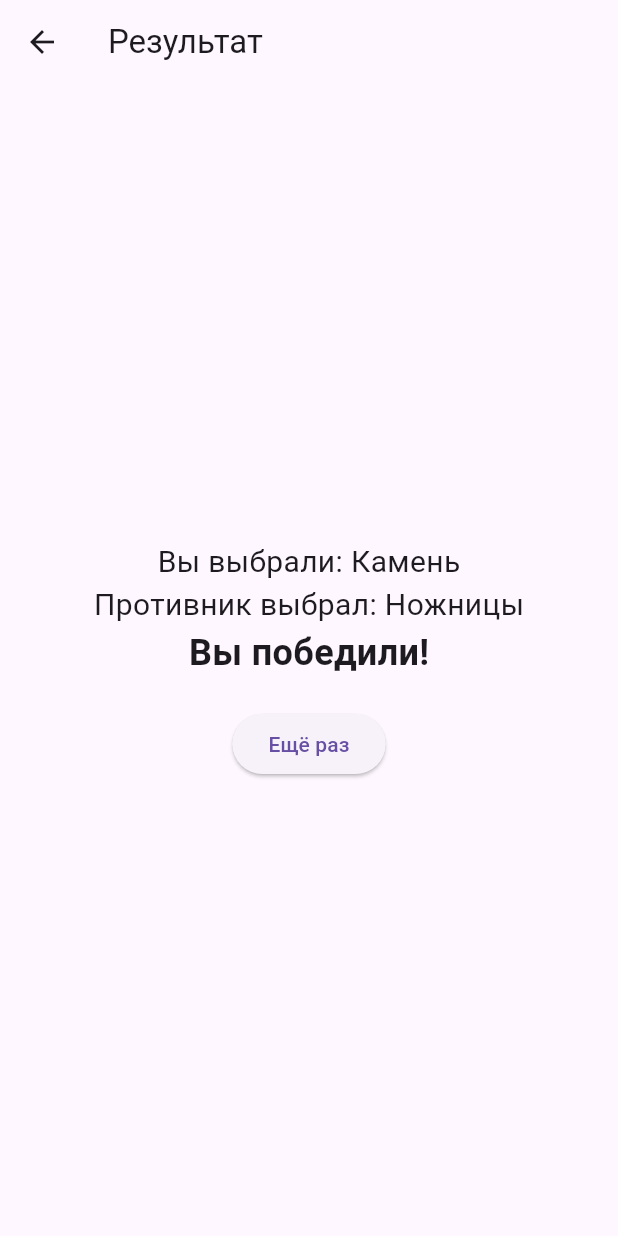
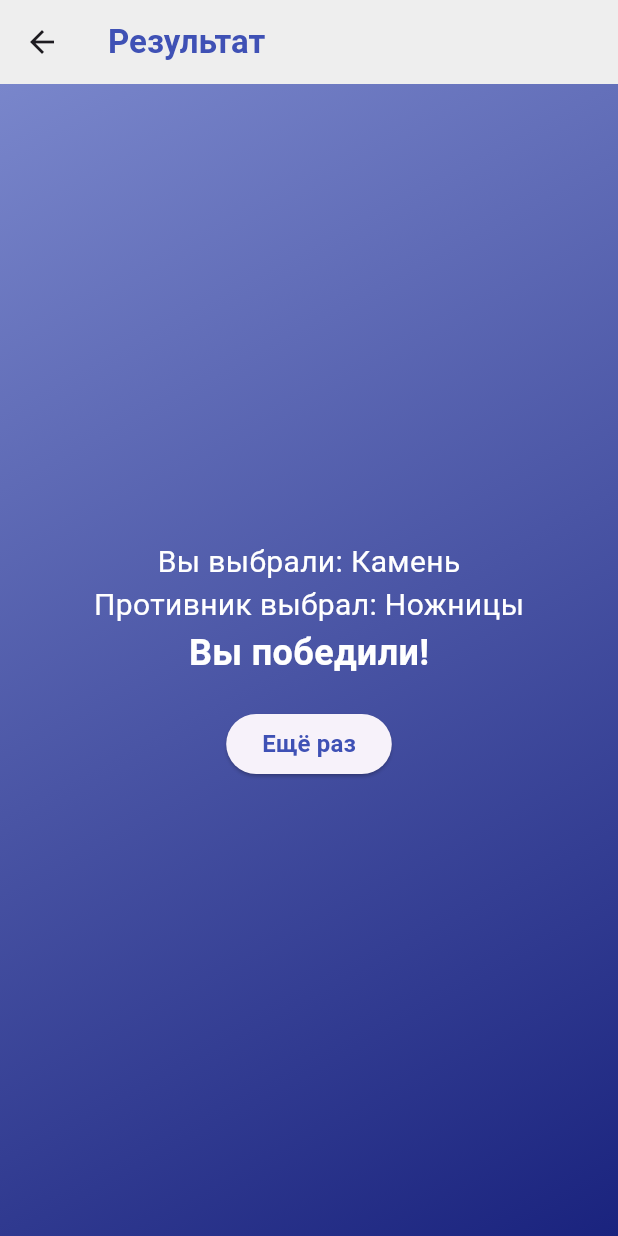
Before and after one commit to LetunovskiySergey/hw_25, a Flutter app: the screen it shows after launch, after a tap on "Камень", on a phone screen of 412 x 824 dp. Run offline on Flutter 3.47's test engine with Material 3 defaults, Android fonts, the phone set to English and light mode, and no system bars.

Commit message:
Changed Style

```diff
--- a/lib/my_app.dart
+++ b/lib/my_app.dart
@@ -9,7 +9,7 @@ class MyApp extends StatelessWidget {
   Widget build(BuildContext context) {
     return MaterialApp(
       title: 'Камень, Ножницы, Бумага',
-      theme: ThemeData(primarySwatch: Colors.blue),
+      theme: ThemeData(primarySwatch: Colors.indigo),
       initialRoute: '/',
       routes: {
         '/': (context) => HomeScreen(),
--- a/lib/screens/home_screen.dart
+++ b/lib/screens/home_screen.dart
@@ -7,9 +7,24 @@ class HomeScreen extends StatelessWidget {
   Widget build(BuildContext context) {
     return Scaffold(
       appBar: AppBar(
-        title: Text('Камень, Ножницы, Бумага'),
+        backgroundColor: Colors.grey.shade200,
+        title: Text(
+          'Камень, Ножницы, Бумага',
+          style: TextStyle(
+            fontWeight: FontWeight.bold,
+            color: Colors.indigo,
           ),
-      body: Center(
+        ),
+      ),
+      body: Container(
+        decoration: BoxDecoration(
+          gradient: LinearGradient(
+            begin: Alignment.topLeft,
+            end: Alignment.bottomRight,
+            colors: [Colors.indigo.shade300, Colors.indigo.shade900],
+          ),
+        ),
+        child: Center(
           child: Column(
             mainAxisAlignment: MainAxisAlignment.center,
             children: [
@@ -21,7 +36,13 @@ class HomeScreen extends StatelessWidget {
                     arguments: 'Камень',
                   );
                 },
-              child: Text('Камень'),
+                child: Text(
+                  'Камень',
+                  style: TextStyle(
+                      fontWeight: FontWeight.bold,
+                      color: Colors.indigo,
+                      fontSize: 16),
+                ),
               ),
               ElevatedButton(
                 onPressed: () {
@@ -31,7 +52,13 @@ class HomeScreen extends StatelessWidget {
                     arguments: 'Ножницы',
                   );
                 },
-              child: Text('Ножницы'),
+                child: Text(
+                  'Ножницы',
+                  style: TextStyle(
+                      fontWeight: FontWeight.bold,
+                      color: Colors.indigo,
+                      fontSize: 16),
+                ),
               ),
               ElevatedButton(
                 onPressed: () {
@@ -41,9 +68,16 @@ class HomeScreen extends StatelessWidget {
                     arguments: 'Бумага',
                   );
                 },
-              child: Text('Бумага'),
+                child: Text(
+                  'Бумага',
+                  style: TextStyle(
+                      fontWeight: FontWeight.bold,
+                      color: Colors.indigo,
+                      fontSize: 16),
+                ),
               ),
             ],
+          ),
         ),
       ),
     );
--- a/lib/screens/result_screen.dart
+++ b/lib/screens/result_screen.dart
@@ -25,25 +25,57 @@ class ResultScreen extends StatelessWidget {
     }
     return Scaffold(
       appBar: AppBar(
-        title: Text('Результат'),
+        backgroundColor: Colors.grey.shade200,
+        title: Text(
+          'Результат',
+          style: TextStyle(
+            fontWeight: FontWeight.bold,
+            color: Colors.indigo,
           ),
-      body: Center(
+        ),
+      ),
+      body: Container(
+        decoration: BoxDecoration(
+          gradient: LinearGradient(
+            begin: Alignment.topLeft,
+            end: Alignment.bottomRight,
+            colors: [Colors.indigo.shade300, Colors.indigo.shade900],
+          ),
+        ),
+        child: Center(
           child: Column(
             mainAxisAlignment: MainAxisAlignment.center,
             children: [
-            Text('Вы выбрали: $playerChoice', style: TextStyle(fontSize: 20)),
-            Text('Противник выбрал: $opponentChoice',
-                style: TextStyle(fontSize: 20)),
-            Text(result,
-                style: TextStyle(fontSize: 24, fontWeight: FontWeight.bold)),
+              Text(
+                'Вы выбрали: $playerChoice',
+                style: TextStyle(fontSize: 20, color: Colors.white),
+              ),
+              Text(
+                'Противник выбрал: $opponentChoice',
+                style: TextStyle(fontSize: 20, color: Colors.white),
+              ),
+              Text(
+                result,
+                style: TextStyle(
+                    fontSize: 24,
+                    fontWeight: FontWeight.bold,
+                    color: Colors.white),
+              ),
               SizedBox(height: 20),
               ElevatedButton(
                 onPressed: () {
                   Navigator.pop(context);
                 },
-              child: Text('Ещё раз'),
+                child: Text(
+                  'Ещё раз',
+                  style: TextStyle(
+                      fontWeight: FontWeight.bold,
+                      color: Colors.indigo,
+                      fontSize: 16),
+                ),
               ),
             ],
+          ),
         ),
       ),
     );
```
Lines whose indentation alone changed are shown as unchanged.
